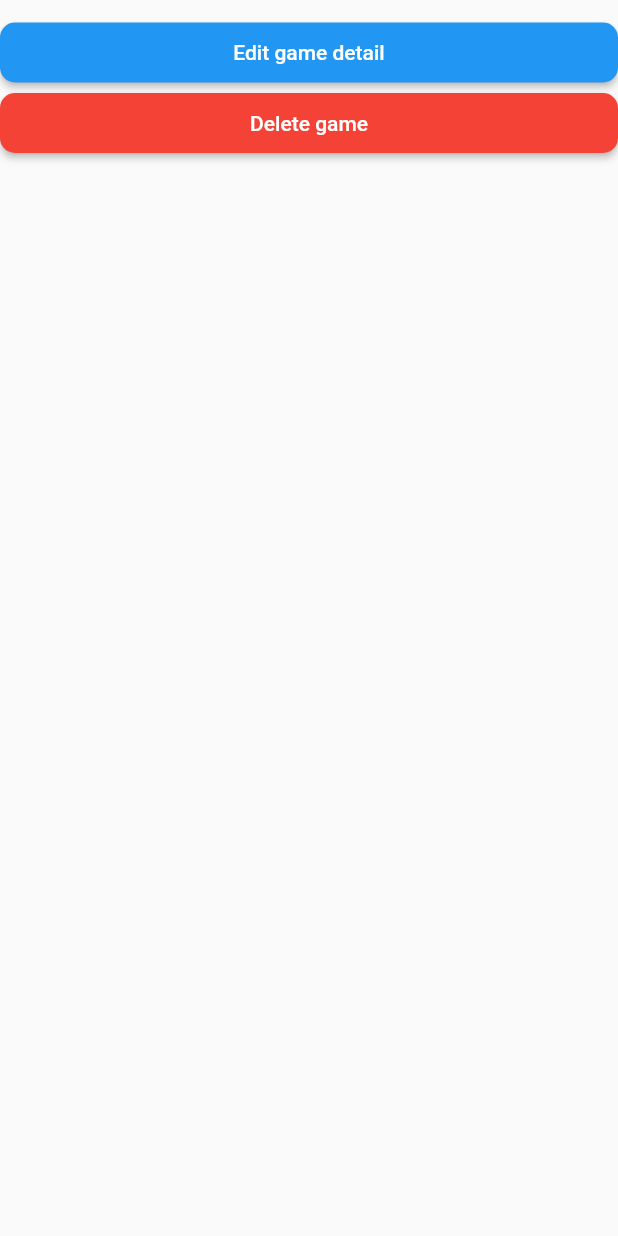
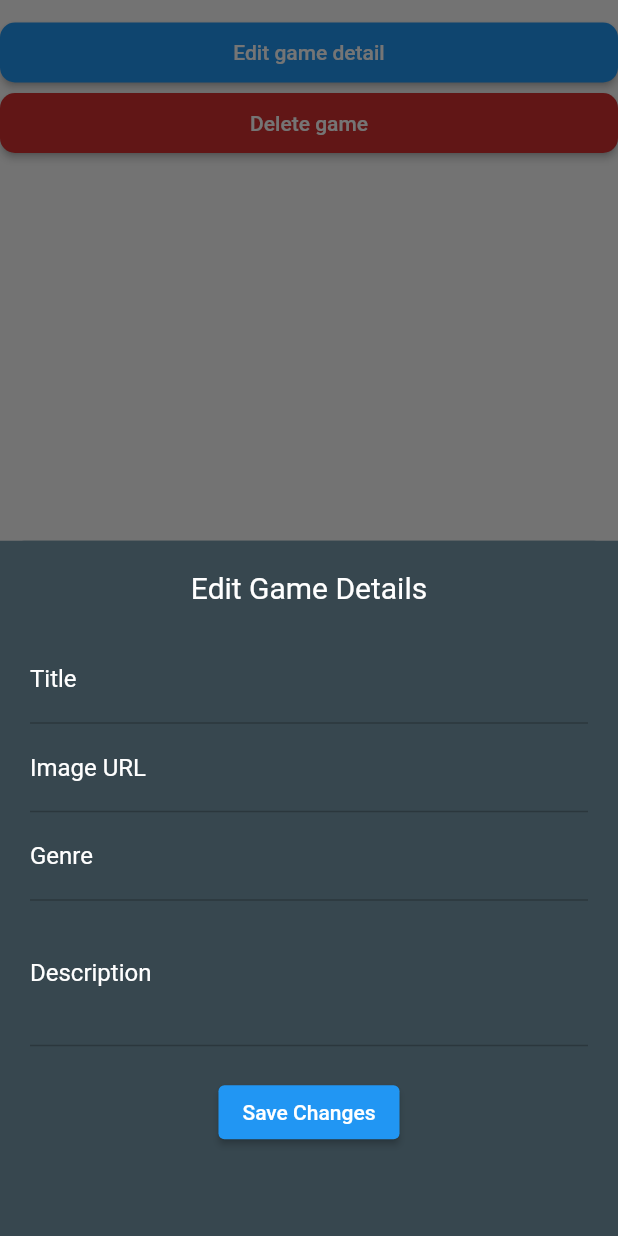
Before and after one commit to hmyunis/flutter-2024-proj-riverpod, a Flutter app: the EditDelete widget shown alone on an empty page, opened directly, after a tap on "Edit game detail", on a phone screen of 412 x 824 dp. Run offline on Flutter 3.47's test engine with Material 3 defaults, Android fonts, the phone set to English and light mode, and no system bars.

Commit message:
added bottom sheet for edit game detail

```diff
--- a/lib/presentation/widgets/edit_delete.dart
+++ b/lib/presentation/widgets/edit_delete.dart
@@ -7,9 +7,7 @@ class EditDelete extends StatelessWidget {
   Widget build(BuildContext context) {
     return Column(
       children: [
-        const SizedBox(
-          height: 15,
-        ),
+        const SizedBox(height: 15),
         Center(
           child: Column(
             mainAxisAlignment: MainAxisAlignment.center,
@@ -18,9 +16,15 @@ class EditDelete extends StatelessWidget {
                 width: double.infinity,
                 height: 40,
                 child: ElevatedButton(
-                  onPressed: () {},
+                  onPressed: () {
+                    showModalBottomSheet(
+                      context: context,
+                      backgroundColor: Colors.blueGrey[800], // Set background color
+                      builder: (context) => const EditGameBottomSheet(),
+                    );
+                  },
                   style: ElevatedButton.styleFrom(
-                    backgroundColor: Colors.blue,
+                    backgroundColor: Colors.blue, // Button color
                     foregroundColor: Colors.white,
                     shape: RoundedRectangleBorder(
                       borderRadius: BorderRadius.circular(10.0),
@@ -29,16 +33,14 @@ class EditDelete extends StatelessWidget {
                   child: const Text('Edit game detail'),
                 ),
               ),
-              const SizedBox(
-                height: 7,
-              ),
+              const SizedBox(height: 7),
               SizedBox(
                 width: double.infinity,
                 height: 40,
                 child: ElevatedButton(
                   onPressed: () {},
                   style: ElevatedButton.styleFrom(
-                    backgroundColor: Colors.red,
+                    backgroundColor: Colors.red[700],
                     foregroundColor: Colors.white,
                     shape: RoundedRectangleBorder(
                       borderRadius: BorderRadius.circular(10.0),
@@ -50,10 +52,75 @@ class EditDelete extends StatelessWidget {
             ],
           ),
         ),
-        const SizedBox(
-          height: 15,
-        ),
+        const SizedBox(height: 15),
       ],
     );
   }
 }
+
+
+class EditGameBottomSheet extends StatelessWidget {
+  const EditGameBottomSheet({super.key});
+
+
+  @override
+  Widget build(BuildContext context) {
+    return Container(
+      padding: const EdgeInsets.all(20),
+      decoration: BoxDecoration(
+        color: Colors.blueGrey[800],
+        borderRadius: const BorderRadius.only(
+          topLeft: Radius.circular(16.0),
+          topRight: Radius.circular(16.0),
+        ),
+      ),
+      child: Column(
+        children: [
+          const Text('Edit Game Details',
+            style: TextStyle(fontSize: 20, color: Colors.white),
+          ),
+          const SizedBox(height: 20),
+          const TextField(
+            decoration: InputDecoration(
+              labelText: 'Title',
+              labelStyle: TextStyle(color: Colors.white),
+            ),
+            style: TextStyle(color: Colors.white),
+          ),
+          const TextField(
+            decoration: InputDecoration(
+              labelText: 'Image URL',
+              labelStyle: TextStyle(color: Colors.white),
+            ),
+            style: TextStyle(color: Colors.white),
+          ),
+          const TextField(
+            decoration: InputDecoration(
+              labelText: 'Genre',
+              labelStyle: TextStyle(color: Colors.white),
+            ),
+            style: TextStyle(color: Colors.white),
+          ),
+          const TextField(
+            decoration: InputDecoration(
+              labelText: 'Description',
+              labelStyle: TextStyle(color: Colors.white),
+            ),
+            maxLines: 3,
+            style: TextStyle(color: Colors.white),
+          ),
+          const SizedBox(height: 20),
+          ElevatedButton(
+            onPressed: () {
+              Navigator.pop(context);
+            },
+            style: ElevatedButton.styleFrom(
+              backgroundColor: Colors.blue,
+            ),
+            child: const Text('Save Changes', style: TextStyle(color: Colors.white)),
+          ),
+        ],
+      ),
+    );
+  }
+}
```
